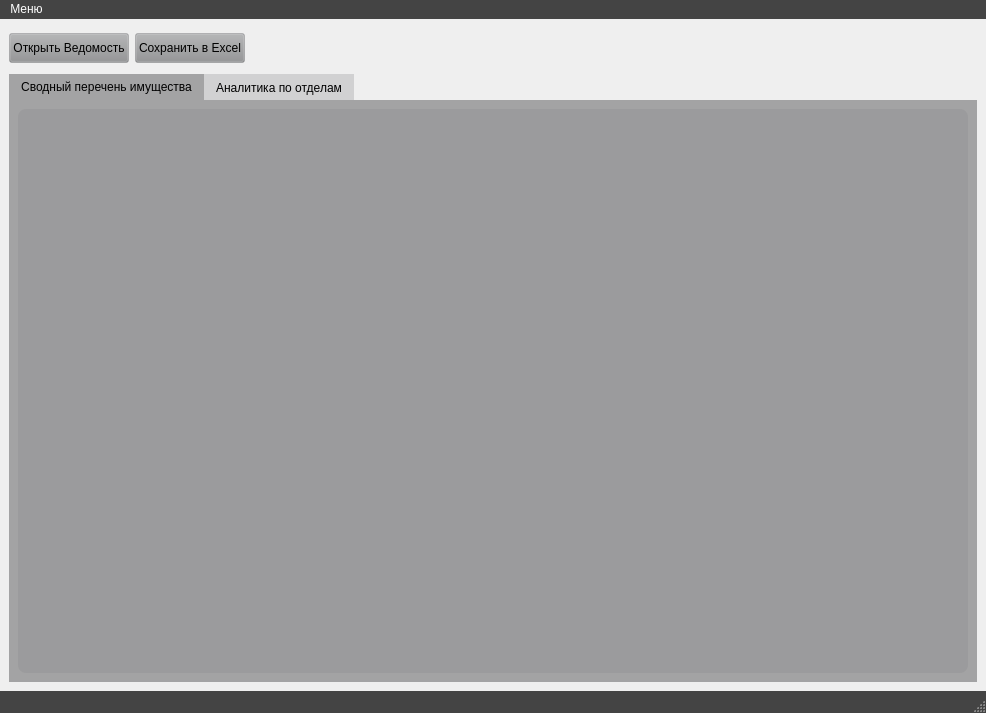
Above: form.ui from Bors1k/property-analysis-system before the change. Below: the same form after it.
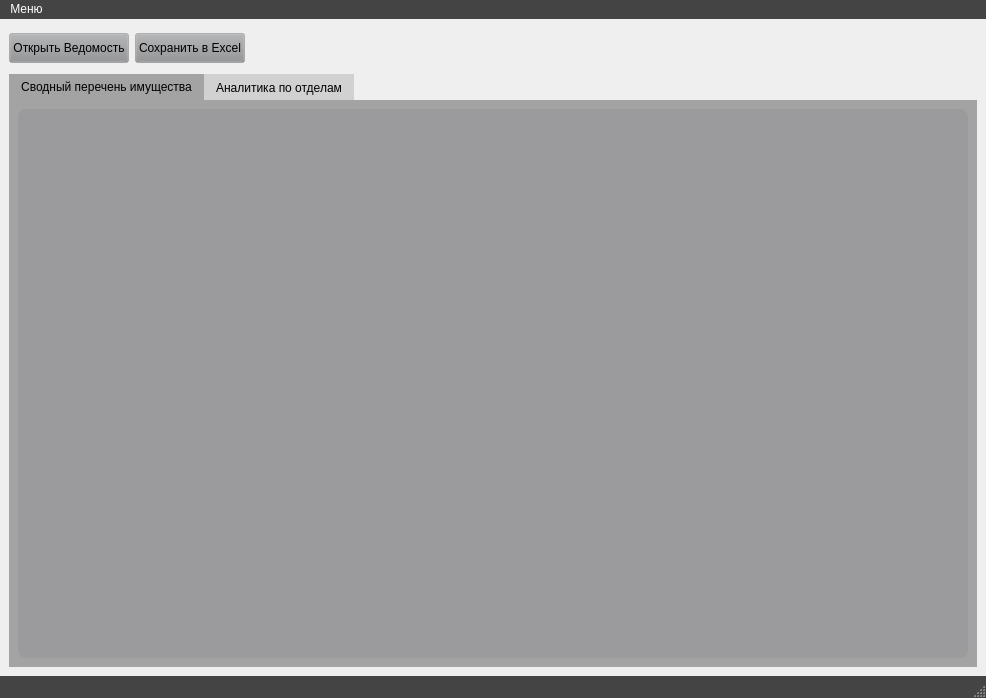
That is the form after the change. Icons and pictures are not drawn.

What changed in the file:
```diff
--- a/form.ui
+++ b/form.ui
@@ -7,7 +7,7 @@
     <x>0</x>
     <y>0</y>
     <width>986</width>
-    <height>713</height>
+    <height>698</height>
    </rect>
   </property>
   <property name="windowTitle">
```
